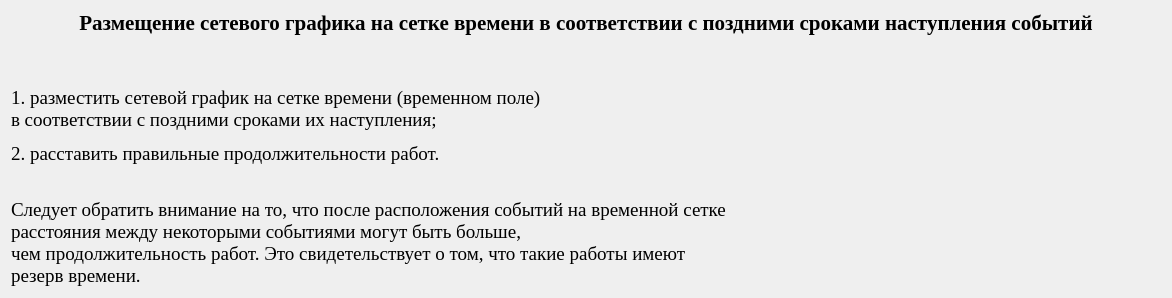
This is qt_designer_ui/TextTask4.ui in IvaMarin/Project-Network-Diagram-App as Qt 5 draws it before an edit. The edited form follows.
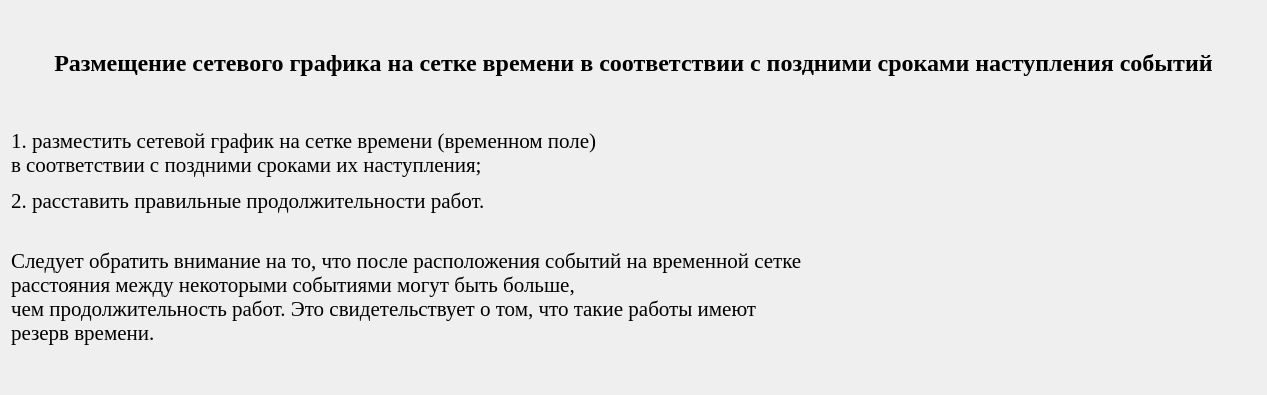
This is the edited form.

The edit to the form file:
```diff
--- a/qt_designer_ui/TextTask4.ui
+++ b/qt_designer_ui/TextTask4.ui
@@ -6,8 +6,8 @@
    <rect>
     <x>0</x>
     <y>0</y>
-    <width>1172</width>
-    <height>286</height>
+    <width>1267</width>
+    <height>395</height>
    </rect>
   </property>
   <property name="windowTitle">
@@ -22,7 +22,7 @@
       </font>
      </property>
      <property name="text">
-      <string>&lt;html&gt;&lt;head/&gt;&lt;body&gt;&lt;p align=&quot;center&quot;&gt;&lt;span style=&quot; font-size:16pt; font-weight:600;&quot;&gt;Размещение сетевого графика на сетке времени в соответствии с поздними сроками наступления событий&lt;/span&gt;&lt;/p&gt;&lt;p align=&quot;center&quot;&gt;&lt;br/&gt;&lt;/p&gt;&lt;p align=&quot;justify&quot;&gt;&lt;span style=&quot; font-size:14pt;&quot;&gt;1. разместить сетевой график на сетке времени (временном поле)&lt;br/&gt;в соответствии с &lt;/span&gt;&lt;span style=&quot; font-size:14pt;&quot;&gt;поздними&lt;/span&gt;&lt;span style=&quot; font-size:14pt;&quot;&gt; сроками их наступления; &lt;/span&gt;&lt;/p&gt;&lt;p align=&quot;justify&quot;&gt;&lt;span style=&quot; font-size:14pt;&quot;&gt;2. расставить правильные продолжительности работ.&lt;/span&gt;&lt;/p&gt;&lt;p align=&quot;justify&quot;&gt;&lt;span style=&quot; font-size:14pt;&quot;&gt;&lt;br/&gt;Следует обратить внимание на то, что после расположения событий на временной сетке &lt;br/&gt;расстояния между некоторыми событиями могут быть больше, &lt;br/&gt;чем продолжительность работ. Это свидетельствует о том, что такие работы имеют &lt;br/&gt;резерв времени.&lt;/span&gt;&lt;/p&gt;&lt;/body&gt;&lt;/html&gt;</string>
+      <string>&lt;html&gt;&lt;head/&gt;&lt;body&gt;&lt;p align=&quot;center&quot;&gt;&lt;span style=&quot; font-size:18pt; font-weight:600;&quot;&gt;Размещение сетевого графика на сетке времени в соответствии с поздними сроками наступления событий&lt;/span&gt;&lt;/p&gt;&lt;p align=&quot;center&quot;&gt;&lt;br/&gt;&lt;/p&gt;&lt;p align=&quot;justify&quot;&gt;&lt;span style=&quot; font-size:16pt;&quot;&gt;1. разместить сетевой график на сетке времени (временном поле)&lt;br/&gt;в соответствии с поздними сроками их наступления; &lt;/span&gt;&lt;/p&gt;&lt;p align=&quot;justify&quot;&gt;&lt;span style=&quot; font-size:16pt;&quot;&gt;2. расставить правильные продолжительности работ.&lt;/span&gt;&lt;/p&gt;&lt;p align=&quot;justify&quot;&gt;&lt;span style=&quot; font-size:16pt;&quot;&gt;&lt;br/&gt;Следует обратить внимание на то, что после расположения событий на временной сетке &lt;br/&gt;расстояния между некоторыми событиями могут быть больше, &lt;br/&gt;чем продолжительность работ. Это свидетельствует о том, что такие работы имеют &lt;br/&gt;резерв времени.&lt;/span&gt;&lt;/p&gt;&lt;/body&gt;&lt;/html&gt;</string>
      </property>
     </widget>
    </item>
```
